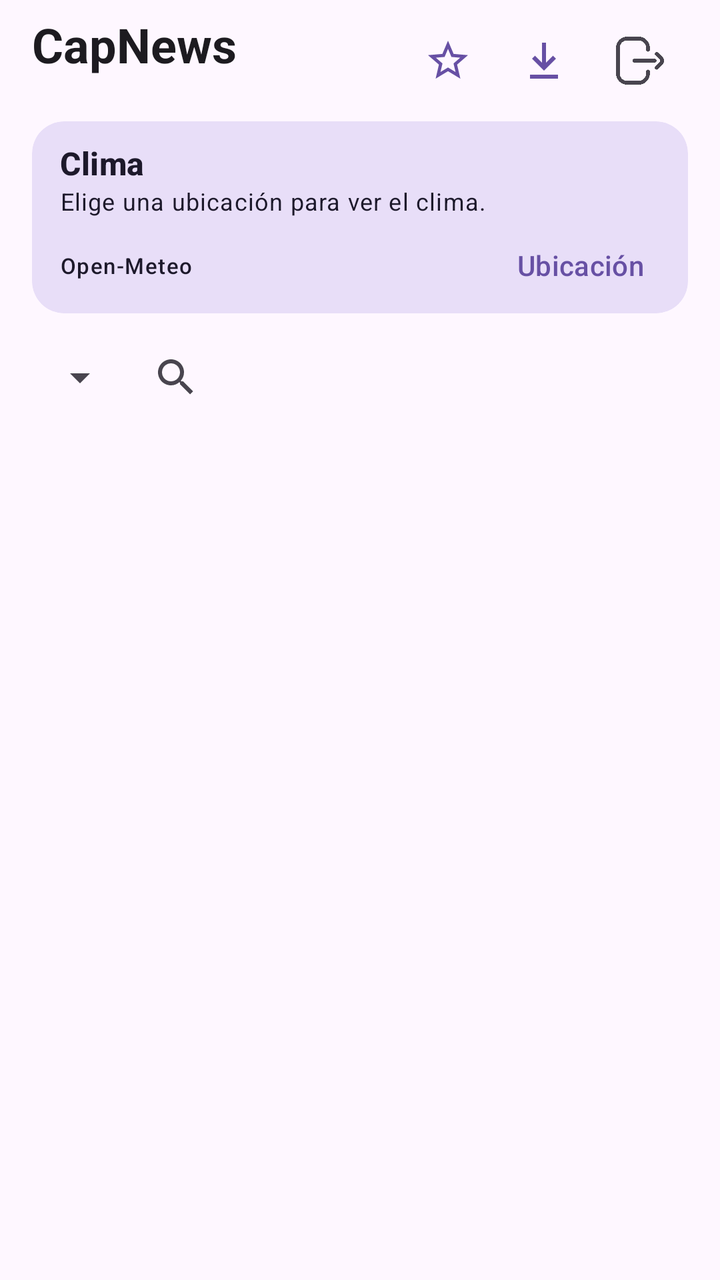
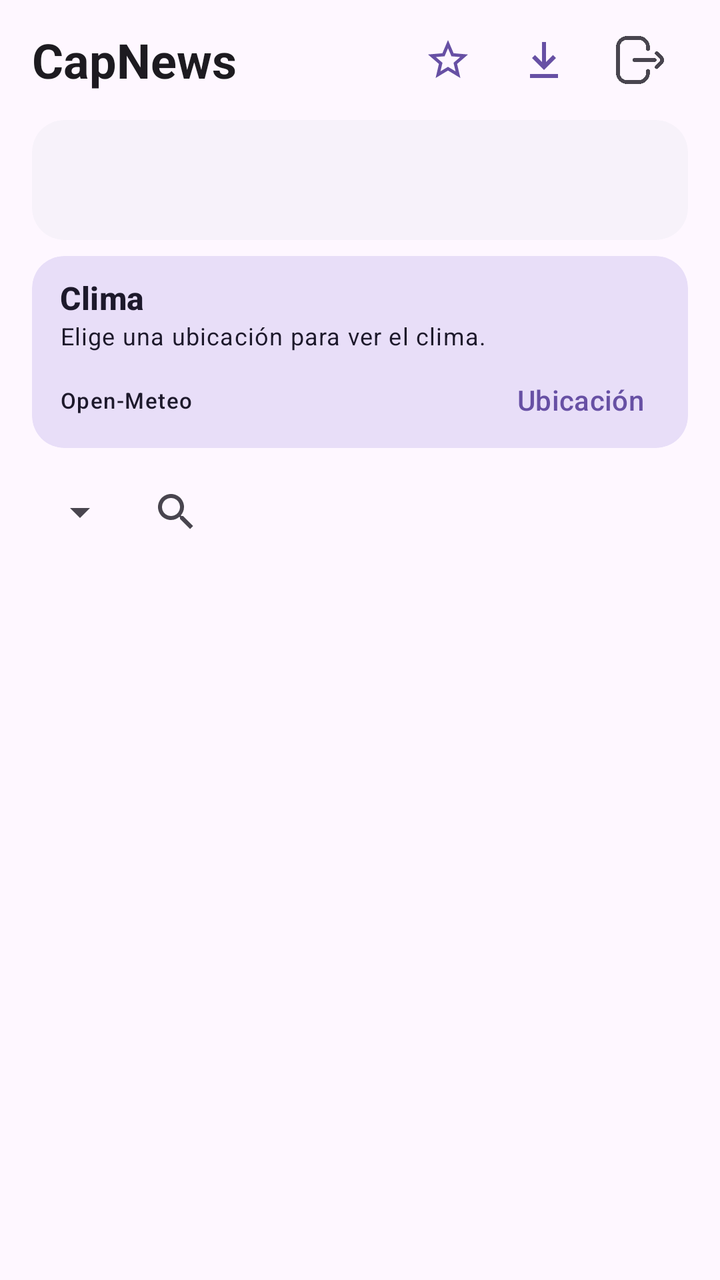

Two renders of the same Android screen: before a commit and after it. Below are the layout's source before the change and the commit's diff.
<!-- AndroidManifest.xml: application theme Theme.NewsApp -->
<!-- res/layout/activity_main.xml -->
<?xml version="1.0" encoding="utf-8"?>
<LinearLayout
    xmlns:android="http://schemas.android.com/apk/res/android"
    xmlns:app="http://schemas.android.com/apk/res-auto"
    android:layout_width="match_parent"
    android:layout_height="match_parent"
    android:background="?attr/colorSurface"
    android:focusableInTouchMode="true"
    android:orientation="vertical"
    android:paddingHorizontal="16dp">

    <LinearLayout
        android:layout_width="match_parent"
        android:layout_height="wrap_content"
        android:gravity="center_vertical"
        android:orientation="horizontal"
        android:paddingVertical="6dp">

        <LinearLayout
            android:layout_width="0dp"
            android:layout_height="wrap_content"
            android:layout_weight="1"
            android:orientation="vertical">

            <TextView
                android:layout_width="match_parent"
                android:layout_height="wrap_content"
                android:text="@string/home_title"
                android:textAppearance="?attr/textAppearanceHeadlineSmall"
                android:textColor="?attr/colorOnSurface"
                android:textStyle="bold" />

            <TextView
                android:id="@+id/tvUserEmail"
                android:layout_width="match_parent"
                android:layout_height="wrap_content"
                android:ellipsize="end"
                android:maxLines="1"
                android:textAppearance="?attr/textAppearanceBodySmall"
                android:textColor="?attr/colorOnSurfaceVariant" />

        </LinearLayout>

        <ImageButton
            android:id="@+id/btnVerFavoritos"
            android:layout_width="48dp"
            android:layout_height="48dp"
            android:background="?attr/selectableItemBackgroundBorderless"
            android:contentDescription="@string/favorites_title"
            android:scaleType="center"
            app:srcCompat="@drawable/ic_news_star_outline"
            app:tint="?attr/colorPrimary" />

        <ImageButton
            android:id="@+id/btnDownloads"
            android:layout_width="48dp"
            android:layout_height="48dp"
            android:background="?attr/selectableItemBackgroundBorderless"
            android:contentDescription="@string/downloads_title"
            android:scaleType="center"
            app:srcCompat="@drawable/ic_download"
            app:tint="?attr/colorPrimary" />

        <ImageButton
            android:id="@+id/btn_logout"
            android:layout_width="48dp"
            android:layout_height="48dp"
            android:background="?attr/selectableItemBackgroundBorderless"
            android:contentDescription="@string/home_logout"
            android:padding="12dp"
            android:scaleType="fitCenter"
            app:srcCompat="@drawable/salida"
            app:tint="?attr/colorOnSurfaceVariant" />

    </LinearLayout>

    <include
        android:id="@+id/homeWeather"
        layout="@layout/card_home_weather"
        android:layout_width="match_parent"
        android:layout_height="wrap_content"
        android:layout_marginBottom="8dp" />

    <LinearLayout
        android:layout_width="match_parent"
        android:layout_height="wrap_content"
        android:gravity="center_vertical"
        android:orientation="horizontal">

        <Spinner
            android:id="@+id/spinner_categories"
            android:layout_width="wrap_content"
            android:layout_height="wrap_content"
            android:contentDescription="@string/home_news_category"
            android:minHeight="48dp"
            android:spinnerMode="dropdown" />

        <androidx.appcompat.widget.SearchView
            android:id="@+id/svBuscador"
            android:layout_width="0dp"
            android:layout_height="wrap_content"
            android:layout_weight="1"
            app:queryHint="@string/home_news_search" />

    </LinearLayout>

    <TextView
        android:id="@+id/tvLocalNewsTitle"
        android:layout_width="match_parent"
        android:layout_height="wrap_content"
        android:accessibilityHeading="true"
        android:paddingVertical="4dp"
        android:textAppearance="?attr/textAppearanceTitleMedium"
        android:textColor="?attr/colorOnSurface"
        android:visibility="gone" />

    <ProgressBar
        android:id="@+id/newsProgress"
        style="?android:attr/progressBarStyleHorizontal"
        android:layout_width="match_parent"
        android:layout_height="wrap_content"
        android:contentDescription="@string/news_loading"
        android:indeterminate="true"
        android:visibility="gone" />

    <TextView
        android:id="@+id/tvNewsStatus"
        android:layout_width="match_parent"
        android:layout_height="wrap_content"
        android:accessibilityLiveRegion="polite"
        android:paddingVertical="8dp"
        android:textColor="?attr/colorOnSurfaceVariant"
        android:visibility="gone" />

    <com.google.android.material.button.MaterialButton
        android:id="@+id/btnLocalNewsAction"
        style="?attr/materialButtonOutlinedStyle"
        android:layout_width="wrap_content"
        android:layout_height="wrap_content"
        android:minHeight="48dp"
        android:visibility="gone" />

    <androidx.recyclerview.widget.RecyclerView
        android:id="@+id/rvNews"
        android:layout_width="match_parent"
        android:layout_height="0dp"
        android:layout_weight="1"
        android:scrollbars="vertical" />

</LinearLayout>
<!-- res/layout/card_home_weather.xml (included above) -->
<?xml version="1.0" encoding="utf-8"?>
<com.google.android.material.card.MaterialCardView
    xmlns:android="http://schemas.android.com/apk/res/android"
    xmlns:app="http://schemas.android.com/apk/res-auto"
    android:layout_width="match_parent"
    android:layout_height="wrap_content"
    app:cardBackgroundColor="?attr/colorSecondaryContainer"
    app:cardCornerRadius="16dp"
    app:cardElevation="0dp"
    app:strokeWidth="0dp">

    <LinearLayout
        android:layout_width="match_parent"
        android:layout_height="wrap_content"
        android:orientation="vertical"
        android:paddingStart="14dp"
        android:paddingTop="10dp"
        android:paddingEnd="10dp">

        <LinearLayout
            android:layout_width="match_parent"
            android:layout_height="wrap_content"
            android:gravity="center_vertical"
            android:orientation="horizontal">

            <LinearLayout
                android:layout_width="0dp"
                android:layout_height="wrap_content"
                android:layout_weight="1"
                android:orientation="vertical">

                <TextView
                    android:id="@+id/tvWeatherCity"
                    android:layout_width="match_parent"
                    android:layout_height="wrap_content"
                    android:text="@string/weather_title"
                    android:textAppearance="?attr/textAppearanceTitleMedium"
                    android:textColor="?attr/colorOnSecondaryContainer"
                    android:textStyle="bold" />

                <TextView
                    android:id="@+id/tvWeatherCondition"
                    android:layout_width="match_parent"
                    android:layout_height="wrap_content"
                    android:accessibilityLiveRegion="polite"
                    android:text="@string/weather_default"
                    android:textAppearance="?attr/textAppearanceBodySmall"
                    android:textColor="?attr/colorOnSecondaryContainer" />

            </LinearLayout>

            <TextView
                android:id="@+id/tvWeatherTemperature"
                android:layout_width="wrap_content"
                android:layout_height="wrap_content"
                android:layout_marginStart="8dp"
                android:textAppearance="?attr/textAppearanceHeadlineMedium"
                android:textColor="?attr/colorOnSecondaryContainer"
                android:textStyle="bold"
                android:visibility="gone" />

        </LinearLayout>

        <LinearLayout
            android:layout_width="match_parent"
            android:layout_height="wrap_content"
            android:gravity="center_vertical"
            android:orientation="horizontal">

            <TextView
                android:id="@+id/tvWeatherSource"
                android:layout_width="0dp"
                android:layout_height="wrap_content"
                android:layout_weight="1"
                android:clickable="true"
                android:focusable="true"
                android:gravity="center_vertical"
                android:minHeight="48dp"
                android:text="@string/weather_source"
                android:textAppearance="?attr/textAppearanceLabelSmall"
                android:textColor="?attr/colorOnSecondaryContainer" />

            <com.google.android.material.button.MaterialButton
                android:id="@+id/btnWeatherLocation"
                style="@style/Widget.Material3.Button.TextButton"
                android:layout_width="wrap_content"
                android:layout_height="wrap_content"
                android:text="@string/weather_location" />

        </LinearLayout>

    </LinearLayout>

</com.google.android.material.card.MaterialCardView>
<!-- resources referenced by this layout -->
<resources>
  <!-- drawable ic_download (drawable) -->
  <vector xmlns:android="http://schemas.android.com/apk/res/android"
      android:width="24dp"
      android:height="24dp"
      android:viewportWidth="24"
      android:viewportHeight="24">
      <path
          android:fillColor="#FF000000"
          android:pathData="M11,3h2v10l3.5,-3.5L18,11l-6,6 -6,-6 1.5,-1.5L11,13zM5,19h14v2H5z" />
  </vector>
  <!-- drawable ic_news_star_outline (drawable) -->
  <vector xmlns:android="http://schemas.android.com/apk/res/android"
      android:width="24dp"
      android:height="24dp"
      android:viewportWidth="24"
      android:viewportHeight="24">
      <path
          android:fillColor="#000000"
          android:pathData="M22,9.24l-7.19,-0.62L12,2 9.19,8.63 2,9.24l5.46,4.73L5.82,21 12,17.27 18.18,21l-1.63,-7.03L22,9.24zM12,15.4l-3.76,2.27 1,-4.28 -3.32,-2.88 4.38,-0.38L12,6.1l1.71,4.04 4.38,0.38 -3.32,2.88 1,4.28z"
          android:fillType="evenOdd" />
  </vector>
  <!-- drawable salida: png bitmap (drawable, 11849 bytes) -->
  <string name="downloads_title">Descargas</string>
  <string name="favorites_title">Mis noticias favoritas</string>
  <string name="home_logout">Cerrar sesión</string>
  <string name="home_news_category">Categoría de noticias</string>
  <string name="home_news_search">Buscar noticias</string>
  <string name="home_title">CapNews</string>
  <string name="news_loading">Cargando noticias</string>
  <string name="weather_default">Elige una ubicación para ver el clima.</string>
  <string name="weather_location">Ubicación</string>
  <string name="weather_source">Open-Meteo</string>
  <string name="weather_title">Clima</string>
  <style name="Theme.NewsApp" parent="Base.Theme.NewsApp" />
  <style name="Base.Theme.NewsApp" parent="Theme.Material3.DayNight.NoActionBar">
          
          
      </style>
</resources>

<!-- the commit's change to res/layout/activity_main.xml (unified diff, before → after) -->
@@ -16,30 +16,14 @@
         android:orientation="horizontal"
         android:paddingVertical="6dp">
 
-        <LinearLayout
+        <TextView
             android:layout_width="0dp"
             android:layout_height="wrap_content"
             android:layout_weight="1"
-            android:orientation="vertical">
-
-            <TextView
-                android:layout_width="match_parent"
-                android:layout_height="wrap_content"
-                android:text="@string/home_title"
-                android:textAppearance="?attr/textAppearanceHeadlineSmall"
-                android:textColor="?attr/colorOnSurface"
-                android:textStyle="bold" />
-
-            <TextView
-                android:id="@+id/tvUserEmail"
-                android:layout_width="match_parent"
-                android:layout_height="wrap_content"
-                android:ellipsize="end"
-                android:maxLines="1"
-                android:textAppearance="?attr/textAppearanceBodySmall"
-                android:textColor="?attr/colorOnSurfaceVariant" />
-
-        </LinearLayout>
+            android:text="@string/home_title"
+            android:textAppearance="?attr/textAppearanceHeadlineSmall"
+            android:textColor="?attr/colorOnSurface"
+            android:textStyle="bold" />
 
         <ImageButton
             android:id="@+id/btnVerFavoritos"
@@ -73,6 +57,43 @@
             app:tint="?attr/colorOnSurfaceVariant" />
 
     </LinearLayout>
+
+    <com.google.android.material.card.MaterialCardView
+        android:layout_width="match_parent"
+        android:layout_height="wrap_content"
+        android:layout_marginBottom="8dp"
+        app:cardBackgroundColor="?attr/colorSurfaceContainerLow"
+        app:cardCornerRadius="16dp"
+        app:cardElevation="0dp"
+        app:strokeWidth="0dp">
+
+        <LinearLayout
+            android:layout_width="match_parent"
+            android:layout_height="wrap_content"
+            android:orientation="vertical"
+            android:paddingHorizontal="16dp"
+            android:paddingVertical="10dp">
+
+            <TextView
+                android:id="@+id/tvUserName"
+                android:layout_width="match_parent"
+                android:layout_height="wrap_content"
+                android:ellipsize="end"
+                android:maxLines="2"
+                android:textAppearance="?attr/textAppearanceTitleMedium"
+                android:textColor="?attr/colorOnSurface" />
+
+            <TextView
+                android:id="@+id/tvUserEmail"
+                android:layout_width="match_parent"
+                android:layout_height="wrap_content"
+                android:layout_marginTop="2dp"
+                android:ellipsize="end"
+                android:maxLines="2"
+                android:textAppearance="?attr/textAppearanceBodySmall"
+                android:textColor="?attr/colorOnSurfaceVariant" />
+        </LinearLayout>
+    </com.google.android.material.card.MaterialCardView>
 
     <include
         android:id="@+id/homeWeather"
<!-- resource entries referenced after the edit -->
@@ -33,10 +33,32 @@
   <string name="weather_location">Ubicación</string>
   <string name="weather_source">Open-Meteo</string>
   <string name="weather_title">Clima</string>
-  <style name="Theme.NewsApp" parent="Base.Theme.NewsApp" />
+  <style name="Theme.NewsApp" parent="Base.Theme.NewsApp">
+          <item name="materialAlertDialogTheme">@style/ThemeOverlay.NewsApp.Dialog</item>
+          <item name="snackbarStyle">@style/Widget.NewsApp.Snackbar</item>
+      </style>
   <style name="Base.Theme.NewsApp" parent="Theme.Material3.DayNight.NoActionBar">
           
           
       </style>
+  <style name="ThemeOverlay.NewsApp.Dialog" parent="ThemeOverlay.Material3.MaterialAlertDialog">
+          <item name="alertDialogStyle">@style/MaterialAlertDialog.NewsApp</item>
+      </style>
+  <style name="Widget.NewsApp.Snackbar" parent="Widget.Material3.Snackbar">
+          <item name="shapeAppearance">@style/ShapeAppearance.NewsApp.Snackbar</item>
+          <item name="android:layout_margin">16dp</item>
+      </style>
+  <style name="MaterialAlertDialog.NewsApp" parent="MaterialAlertDialog.Material3">
+          <item name="backgroundTint">?attr/colorSurfaceContainerHigh</item>
+          <item name="shapeAppearance">@style/ShapeAppearance.NewsApp.Dialog</item>
+      </style>
+  <style name="ShapeAppearance.NewsApp.Snackbar" parent="">
+          <item name="cornerFamily">rounded</item>
+          <item name="cornerSize">16dp</item>
+      </style>
+  <style name="ShapeAppearance.NewsApp.Dialog" parent="">
+          <item name="cornerFamily">rounded</item>
+          <item name="cornerSize">28dp</item>
+      </style>
 </resources>
 
